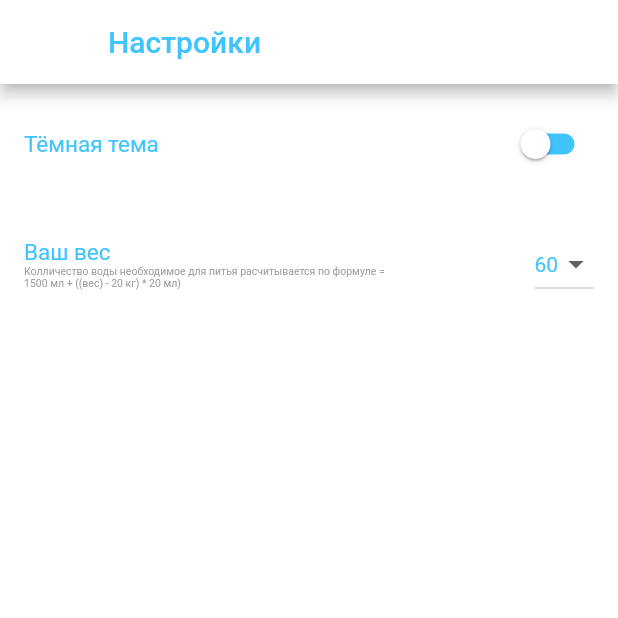
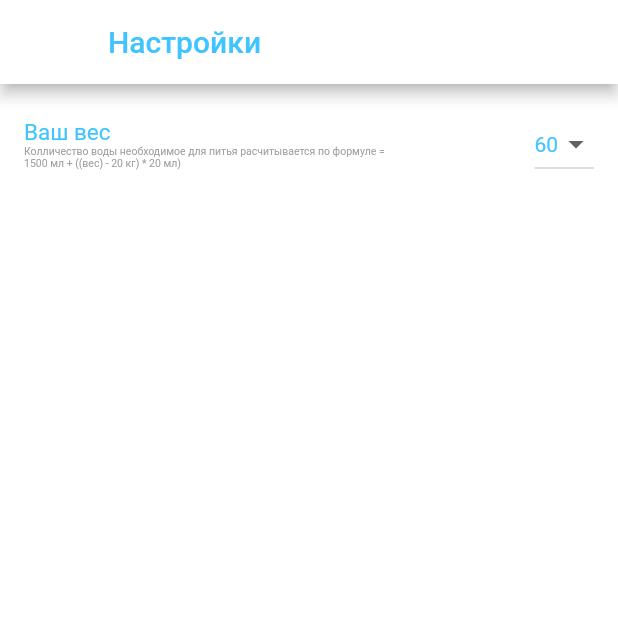
Before and after one commit to plotnikov228/WaterAppWithBLoC, a Flutter app: the Settings screen opened directly, on a phone screen of 412 x 824 dp, the top half of it. Run offline on Flutter 3.47's test engine with Material 2 defaults, Android fonts, the phone set to English and light mode, and no system bars; our stand-ins replace flutter_bloc, shared_preferences, wave; accounts and stored records are empty.

Commit message:
Water App with BLoC

```diff
--- a/lib/Additionally/Colors.dart
+++ b/lib/Additionally/Colors.dart
@@ -6,40 +6,4 @@ class ColorsForApp {
   static Color appbarBackgroundColor = Colors.white;
   static Color objectColor = Colors.lightBlueAccent;
   static Color secondObjectColor = Colors.cyanAccent;
-
-  static Color backgroundColorDay = Colors.white;
-  static Color appbarBackgroundColorDay = Colors.white;
-  static Color objectColorDay = Colors.lightBlueAccent;
-  static Color secondObjectColorDay = Colors.cyanAccent;
-
-  static Color backgroundColorNight = const Color(0xff101010);
-  static Color appbarBackgroundColorNight = const Color(0xff1a1a1a);
-  static Color objectColorNight = Colors.white;
-  static Color secondObjectColorNight = Colors.white60;
-
-  static bool theme = false;
-
-  static void changeColorsOnNightTheme () {
-    backgroundColor = backgroundColorNight;
-    appbarBackgroundColor = appbarBackgroundColorNight;
-    objectColor = objectColorNight;
-    secondObjectColor = secondObjectColorNight;
-  }
-
-  static void changeColorsOnDayTheme ( ){
-    backgroundColor = backgroundColorDay;
-    appbarBackgroundColor = appbarBackgroundColorDay;
-    objectColor = objectColorDay;
-    secondObjectColor = secondObjectColorDay;
-  }
-
-  static void incrementTheme() async {
-    final prefs = await SharedPreferences.getInstance();
-    theme = (prefs.setBool('theme', ColorsForApp.theme)) as bool;
-  }
-
-  static void readTheme() async {
-    final prefs = await SharedPreferences.getInstance();
-    theme = (prefs.getBool('theme'))!;
-  }
 }
--- a/lib/Additionally/WaterList.dart
+++ b/lib/Additionally/WaterList.dart
@@ -20,6 +20,12 @@ class WaterList {
     }
     fixingSum();
     fixingMaxWater();
+    if (sum != 0) {
+      appbarWater =
+          'Осталось выпить = $sum / $maxWater';
+    } else {
+      appbarWater = 'Вы всё выпили!';
+    }
   }
 
   static void fillingList() {
@@ -64,7 +70,6 @@ class WaterList {
     if (maxWater == 2.1999999999999997) maxWater = 2.2;
   }
 
-
   static void cells(int weight) {
     double liters;
     numberOfCells = 0;
@@ -74,10 +79,11 @@ class WaterList {
       numberOfCells++;
     }
   }
+
   static void incrementWater() async {
     final prefs = await SharedPreferences.getInstance();
     WaterList.waterSlots =
-    (prefs.setStringList('slot', WaterList.waterSlots)) as List<String>;
+        (prefs.setStringList('slot', WaterList.waterSlots)) as List<String>;
   }
 
   static void readWater() async {
--- a/lib/BLoC Home/Home bloc.dart
+++ b/lib/BLoC Home/Home bloc.dart
@@ -22,20 +22,16 @@ class HomeBloc extends Bloc<HomeEvent, HomeState> {
       Weight.readWeight();
       WaterList.cells(Weight.selectedWeight);
       WaterList.fillingList();
+      WaterList.calculateAppbar();
       date.incrementDay();
       WaterList.appbarWater =
       'Осталось выпить = ${WaterList.sum} / ${WaterList.maxWater}';
     });
 
     on<WaterScreenLoadEvent>((event, emit) async {
+      WaterList.cells(Weight.selectedWeight);
       WaterList.readWater();
-      WaterList.cells(Weight.selectedWeight);
       WaterList.calculateAppbar();
-      ColorsForApp.readTheme();
-
-      ColorsForApp.theme == false ? ColorsForApp.changeColorsOnDayTheme() :
-          ColorsForApp.changeColorsOnNightTheme();
-
       emit(WaterScreenState());
     });
 
@@ -58,13 +54,6 @@ class HomeBloc extends Bloc<HomeEvent, HomeState> {
       emit(SettingsScreenState());
     });
 
-    on<SettingsThemeChangeEvent>((event, emit) async {
-      ColorsForApp.backgroundColor == ColorsForApp.backgroundColorDay
-          ? {ColorsForApp.changeColorsOnNightTheme()}
-          : {ColorsForApp.changeColorsOnDayTheme()};
-      emit(SettingsScreenState());
-    });
-
     on<SettingsChangeWeightEvent>((event, emit) async {
       Weight.incrementWeight();
       emit(SettingsScreenState());
--- a/lib/BLoC Home/Home event.dart
+++ b/lib/BLoC Home/Home event.dart
@@ -8,5 +8,4 @@ class WaterScreenAddEvent extends HomeEvent {}
 class WaterScreenDeleteEvent extends HomeEvent {}
 
 class SettingsLoadEvent extends HomeEvent {}
-class SettingsThemeChangeEvent extends HomeEvent {}
 class SettingsChangeWeightEvent extends HomeEvent {}
--- a/lib/screens/SettingsScreen.dart
+++ b/lib/screens/SettingsScreen.dart
@@ -24,26 +24,6 @@ class Settings extends StatelessWidget {
         ),
         body: Column(
           children: [
-            Padding(
-              padding: const EdgeInsets.all(16),
-              child: Row(
-                mainAxisAlignment: MainAxisAlignment.spaceBetween,
-                children: [
-                  Text('Тёмная тема',
-                      style: TextStyle(
-                          color: ColorsForApp.objectColor, fontSize: 15)),
-                  Switch(
-                      value: ColorsForApp.theme,
-                      inactiveThumbColor: Colors.white,
-                      inactiveTrackColor: ColorsForApp.objectColorDay,
-                      activeColor: Colors.white,
-                      onChanged: (value) {
-                        ColorsForApp.theme = value;
-                        settingsBloc.add(SettingsThemeChangeEvent());
-                      }),
-                ],
-              ),
-            ),
             Padding(
                 padding: const EdgeInsets.all(16),
                 child: Row(
--- a/lib/screens/WaterScreen.dart
+++ b/lib/screens/WaterScreen.dart
@@ -27,9 +27,6 @@ class WaterScreen extends StatelessWidget {
         if(date.day != date.now.day){
           waterBloc.add(WaterScreenAddEvent());
         }
-        WaterList.waterSlots.isNotEmpty ? WaterList.appbarWater =
-        'Осталось выпить = ${WaterList.sum} / ${WaterList.maxWater}'
-            : WaterList.appbarWater = 'Вы всё выпили!';
         return Scaffold(
           backgroundColor: ColorsForApp.backgroundColor,
           appBar: AppBar(
```
